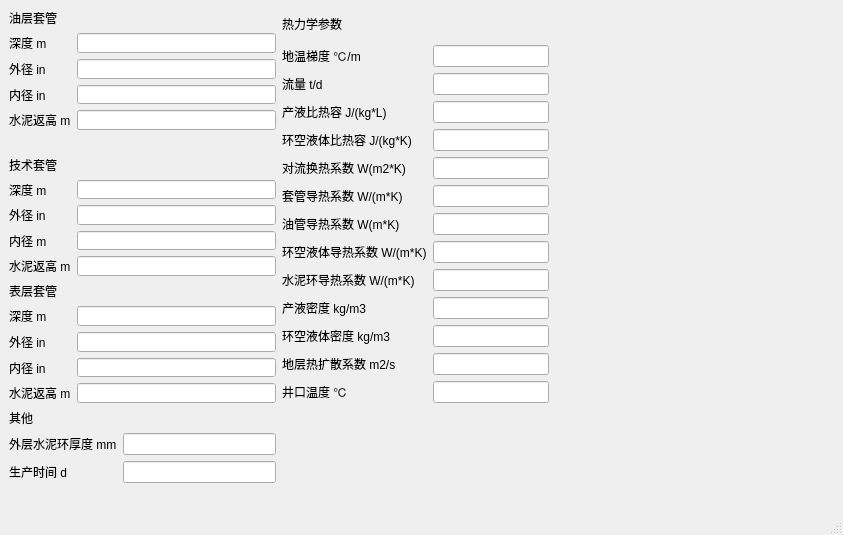
The window that mainWindow.ui (czy1996/APB) describes before a commit, drawn with Qt 5.
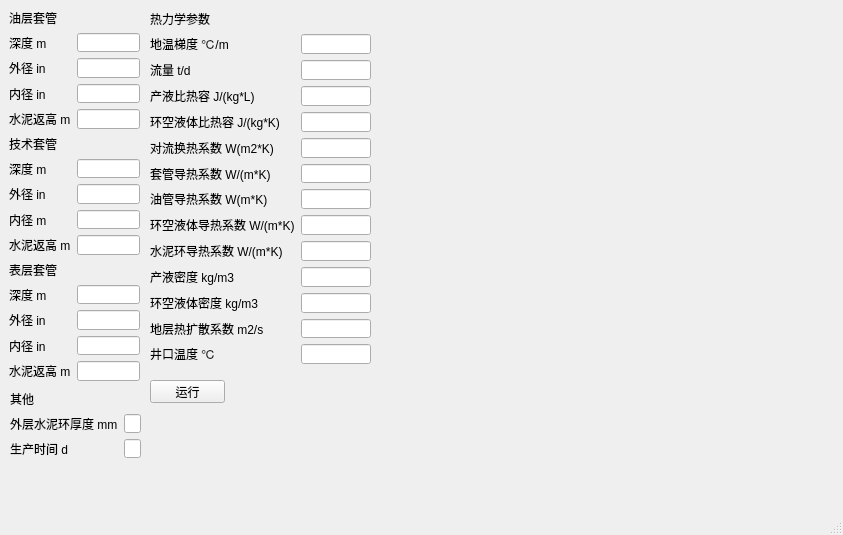
The same window after the commit.

Patch:
```diff
--- a/mainWindow.ui
+++ b/mainWindow.ui
@@ -20,52 +20,15 @@
    <string>APB计算器</string>
   </property>
   <widget class="QWidget" name="centralwidget">
-   <widget class="QWidget" name="">
+   <widget class="QWidget" name="verticalLayoutWidget">
     <property name="geometry">
      <rect>
       <x>9</x>
       <y>9</y>
-      <width>540</width>
-      <height>474</height>
+      <width>131</width>
+      <height>120</height>
      </rect>
     </property>
-    <layout class="QGridLayout" name="gridLayout">
-     <item row="4" column="0">
-      <layout class="QVBoxLayout" name="well_etc">
-       <item>
-        <widget class="QLabel" name="label_13">
-         <property name="text">
-          <string>其他</string>
-         </property>
-        </widget>
-       </item>
-       <item>
-        <layout class="QFormLayout" name="formLayout_4">
-         <item row="0" column="0">
-          <widget class="QLabel" name="label_14">
-           <property name="text">
-            <string>外层水泥环厚度 mm</string>
-           </property>
-          </widget>
-         </item>
-         <item row="0" column="1">
-          <widget class="QLineEdit" name="lineEdit_10"/>
-         </item>
-         <item row="1" column="0">
-          <widget class="QLabel" name="dLabel">
-           <property name="text">
-            <string>生产时间 d</string>
-           </property>
-          </widget>
-         </item>
-         <item row="1" column="1">
-          <widget class="QLineEdit" name="dLineEdit"/>
-         </item>
-        </layout>
-       </item>
-      </layout>
-     </item>
-     <item row="0" column="0">
       <layout class="QVBoxLayout" name="Casing1">
        <item>
         <widget class="QLabel" name="label_2">
@@ -119,8 +82,185 @@
         </layout>
        </item>
       </layout>
+   </widget>
+   <widget class="QWidget" name="verticalLayoutWidget_2">
+    <property name="geometry">
+     <rect>
+      <x>9</x>
+      <y>135</y>
+      <width>131</width>
+      <height>120</height>
+     </rect>
+    </property>
+    <layout class="QVBoxLayout" name="Casing2">
+     <item>
+      <widget class="QLabel" name="label_5">
+       <property name="text">
+        <string>技术套管</string>
+       </property>
+      </widget>
      </item>
-     <item row="0" column="1" rowspan="4">
+     <item>
+      <layout class="QFormLayout" name="formLayout_2">
+       <item row="0" column="0">
+        <widget class="QLabel" name="label_6">
+         <property name="text">
+          <string>深度 m</string>
+         </property>
+        </widget>
+       </item>
+       <item row="0" column="1">
+        <widget class="QLineEdit" name="lineEdit_4"/>
+       </item>
+       <item row="1" column="0">
+        <widget class="QLabel" name="label_7">
+         <property name="text">
+          <string>外径 in</string>
+         </property>
+        </widget>
+       </item>
+       <item row="1" column="1">
+        <widget class="QLineEdit" name="lineEdit_5"/>
+       </item>
+       <item row="2" column="0">
+        <widget class="QLabel" name="label_8">
+         <property name="text">
+          <string>内径 m</string>
+         </property>
+        </widget>
+       </item>
+       <item row="2" column="1">
+        <widget class="QLineEdit" name="lineEdit_6"/>
+       </item>
+       <item row="3" column="0">
+        <widget class="QLabel" name="Label_2">
+         <property name="text">
+          <string>水泥返高 m</string>
+         </property>
+        </widget>
+       </item>
+       <item row="3" column="1">
+        <widget class="QLineEdit" name="LineEdit_2"/>
+       </item>
+      </layout>
+     </item>
+    </layout>
+   </widget>
+   <widget class="QWidget" name="verticalLayoutWidget_3">
+    <property name="geometry">
+     <rect>
+      <x>9</x>
+      <y>261</y>
+      <width>131</width>
+      <height>120</height>
+     </rect>
+    </property>
+    <layout class="QVBoxLayout" name="Casing3">
+     <item>
+      <widget class="QLabel" name="label_9">
+       <property name="text">
+        <string>表层套管</string>
+       </property>
+      </widget>
+     </item>
+     <item>
+      <layout class="QFormLayout" name="formLayout_3">
+       <item row="0" column="0">
+        <widget class="QLabel" name="label_10">
+         <property name="text">
+          <string>深度 m</string>
+         </property>
+        </widget>
+       </item>
+       <item row="0" column="1">
+        <widget class="QLineEdit" name="lineEdit_7"/>
+       </item>
+       <item row="1" column="1">
+        <widget class="QLineEdit" name="lineEdit_8"/>
+       </item>
+       <item row="1" column="0">
+        <widget class="QLabel" name="label_11">
+         <property name="text">
+          <string>外径 in</string>
+         </property>
+        </widget>
+       </item>
+       <item row="2" column="1">
+        <widget class="QLineEdit" name="lineEdit_9"/>
+       </item>
+       <item row="2" column="0">
+        <widget class="QLabel" name="label_12">
+         <property name="text">
+          <string>内径 in</string>
+         </property>
+        </widget>
+       </item>
+       <item row="3" column="0">
+        <widget class="QLabel" name="Label_3">
+         <property name="text">
+          <string>水泥返高 m</string>
+         </property>
+        </widget>
+       </item>
+       <item row="3" column="1">
+        <widget class="QLineEdit" name="LineEdit_3"/>
+       </item>
+      </layout>
+     </item>
+    </layout>
+   </widget>
+   <widget class="QWidget" name="verticalLayoutWidget_4">
+    <property name="geometry">
+     <rect>
+      <x>10</x>
+      <y>390</y>
+      <width>131</width>
+      <height>68</height>
+     </rect>
+    </property>
+    <layout class="QVBoxLayout" name="well_etc">
+     <item>
+      <widget class="QLabel" name="label_13">
+       <property name="text">
+        <string>其他</string>
+       </property>
+      </widget>
+     </item>
+     <item>
+      <layout class="QFormLayout" name="formLayout_4">
+       <item row="0" column="0">
+        <widget class="QLabel" name="label_14">
+         <property name="text">
+          <string>外层水泥环厚度 mm</string>
+         </property>
+        </widget>
+       </item>
+       <item row="0" column="1">
+        <widget class="QLineEdit" name="lineEdit_10"/>
+       </item>
+       <item row="1" column="0">
+        <widget class="QLabel" name="dLabel">
+         <property name="text">
+          <string>生产时间 d</string>
+         </property>
+        </widget>
+       </item>
+       <item row="1" column="1">
+        <widget class="QLineEdit" name="dLineEdit"/>
+       </item>
+      </layout>
+     </item>
+    </layout>
+   </widget>
+   <widget class="QWidget" name="verticalLayoutWidget_5">
+    <property name="geometry">
+     <rect>
+      <x>150</x>
+      <y>10</y>
+      <width>221</width>
+      <height>354</height>
+     </rect>
+    </property>
       <layout class="QVBoxLayout" name="thermal">
        <item>
         <widget class="QLabel" name="label_15">
@@ -264,131 +404,19 @@
         </layout>
        </item>
       </layout>
-     </item>
-     <item row="2" column="0">
-      <layout class="QVBoxLayout" name="Casing2">
-       <item>
-        <widget class="QLabel" name="label_5">
-         <property name="text">
-          <string>技术套管</string>
-         </property>
-        </widget>
-       </item>
-       <item>
-        <layout class="QFormLayout" name="formLayout_2">
-         <item row="0" column="0">
-          <widget class="QLabel" name="label_6">
-           <property name="text">
-            <string>深度 m</string>
-           </property>
-          </widget>
-         </item>
-         <item row="0" column="1">
-          <widget class="QLineEdit" name="lineEdit_4"/>
-         </item>
-         <item row="1" column="0">
-          <widget class="QLabel" name="label_7">
+   </widget>
+   <widget class="QPushButton" name="pushButton">
+    <property name="geometry">
+     <rect>
+      <x>150</x>
+      <y>380</y>
+      <width>75</width>
+      <height>23</height>
+     </rect>
+    </property>
            <property name="text">
-            <string>外径 in</string>
-           </property>
-          </widget>
-         </item>
-         <item row="1" column="1">
-          <widget class="QLineEdit" name="lineEdit_5"/>
-         </item>
-         <item row="2" column="0">
-          <widget class="QLabel" name="label_8">
-           <property name="text">
-            <string>内径 m</string>
-           </property>
-          </widget>
-         </item>
-         <item row="2" column="1">
-          <widget class="QLineEdit" name="lineEdit_6"/>
-         </item>
-         <item row="3" column="0">
-          <widget class="QLabel" name="Label_2">
-           <property name="text">
-            <string>水泥返高 m</string>
-           </property>
-          </widget>
-         </item>
-         <item row="3" column="1">
-          <widget class="QLineEdit" name="LineEdit_2"/>
-         </item>
-        </layout>
-       </item>
-      </layout>
-     </item>
-     <item row="3" column="0">
-      <layout class="QVBoxLayout" name="Casing3">
-       <item>
-        <widget class="QLabel" name="label_9">
-         <property name="text">
-          <string>表层套管</string>
-         </property>
-        </widget>
-       </item>
-       <item>
-        <layout class="QFormLayout" name="formLayout_3">
-         <item row="0" column="0">
-          <widget class="QLabel" name="label_10">
-           <property name="text">
-            <string>深度 m</string>
-           </property>
-          </widget>
-         </item>
-         <item row="0" column="1">
-          <widget class="QLineEdit" name="lineEdit_7"/>
-         </item>
-         <item row="1" column="1">
-          <widget class="QLineEdit" name="lineEdit_8"/>
-         </item>
-         <item row="1" column="0">
-          <widget class="QLabel" name="label_11">
-           <property name="text">
-            <string>外径 in</string>
-           </property>
-          </widget>
-         </item>
-         <item row="2" column="1">
-          <widget class="QLineEdit" name="lineEdit_9"/>
-         </item>
-         <item row="2" column="0">
-          <widget class="QLabel" name="label_12">
-           <property name="text">
-            <string>内径 in</string>
-           </property>
-          </widget>
-         </item>
-         <item row="3" column="0">
-          <widget class="QLabel" name="Label_3">
-           <property name="text">
-            <string>水泥返高 m</string>
-           </property>
-          </widget>
-         </item>
-         <item row="3" column="1">
-          <widget class="QLineEdit" name="LineEdit_3"/>
-         </item>
-        </layout>
-       </item>
-      </layout>
-     </item>
-     <item row="1" column="0">
-      <spacer name="horizontalSpacer">
-       <property name="orientation">
-        <enum>Qt::Horizontal</enum>
-       </property>
-       <property name="sizeHint" stdset="0">
-        <size>
-         <width>40</width>
-         <height>20</height>
-        </size>
-       </property>
-      </spacer>
-     </item>
-    </layout>
+     <string>运行</string>
+    </property>
    </widget>
   </widget>
   <widget class="QMenuBar" name="menubar">
```
Left out of the diff: 4 changed lines with no effect on the pictures. Lines whose indentation alone changed are shown as unchanged.
